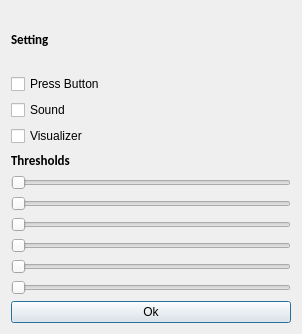
Before: the Qt Designer form hand2key2.ui in brahimrejeb/Human-Machine-Interface, drawn with Qt 5.
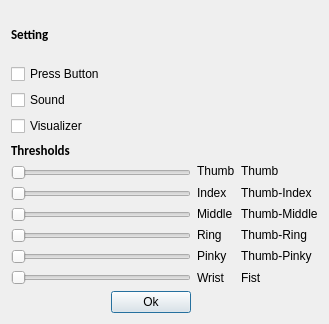
After: the same form once the commit is applied.

```diff
--- a/hand2key2.ui
+++ b/hand2key2.ui
@@ -6,15 +6,15 @@
    <rect>
     <x>0</x>
     <y>0</y>
-    <width>302</width>
-    <height>334</height>
+    <width>299</width>
+    <height>324</height>
    </rect>
   </property>
   <property name="windowTitle">
    <string>Dialog</string>
   </property>
-  <layout class="QVBoxLayout" name="verticalLayout">
-   <item>
+  <layout class="QGridLayout" name="gridLayout">
+   <item row="0" column="0">
     <layout class="QVBoxLayout" name="SettingLayout">
      <item>
       <widget class="QLabel" name="SettingTitle">
@@ -199,8 +199,8 @@
      </item>
     </layout>
    </item>
-   <item>
-    <layout class="QVBoxLayout" name="ThLayout">
+   <item row="1" column="0" colspan="2">
+    <layout class="QVBoxLayout" name="verticalLayout">
      <item>
       <widget class="QLabel" name="label">
        <property name="font">
@@ -223,13 +223,6 @@
        </property>
       </widget>
      </item>
-     <item>
-      <widget class="QSlider" name="MiddleThresh">
-       <property name="orientation">
-        <enum>Qt::Horizontal</enum>
-       </property>
-      </widget>
-     </item>
      <item>
       <widget class="QSlider" name="IndexThresh">
        <property name="orientation">
@@ -237,6 +230,13 @@
        </property>
       </widget>
      </item>
+     <item>
+      <widget class="QSlider" name="MiddleThresh">
+       <property name="orientation">
+        <enum>Qt::Horizontal</enum>
+       </property>
+      </widget>
+     </item>
      <item>
       <widget class="QSlider" name="RingThresh">
        <property name="orientation">
@@ -260,7 +260,113 @@
      </item>
     </layout>
    </item>
-   <item>
+   <item row="1" column="2">
+    <layout class="QVBoxLayout" name="SimpleModeLayout">
+     <item>
+      <widget class="QLabel" name="space">
+       <property name="text">
+        <string/>
+       </property>
+      </widget>
+     </item>
+     <item>
+      <widget class="QLabel" name="ThumbLabel">
+       <property name="text">
+        <string>Thumb</string>
+       </property>
+      </widget>
+     </item>
+     <item>
+      <widget class="QLabel" name="IndexLabel">
+       <property name="text">
+        <string>Index</string>
+       </property>
+      </widget>
+     </item>
+     <item>
+      <widget class="QLabel" name="MiddleLabel">
+       <property name="text">
+        <string>Middle</string>
+       </property>
+      </widget>
+     </item>
+     <item>
+      <widget class="QLabel" name="RingLabel">
+       <property name="text">
+        <string>Ring</string>
+       </property>
+      </widget>
+     </item>
+     <item>
+      <widget class="QLabel" name="Pinky">
+       <property name="text">
+        <string>Pinky</string>
+       </property>
+      </widget>
+     </item>
+     <item>
+      <widget class="QLabel" name="WristLabel">
+       <property name="text">
+        <string>Wrist</string>
+       </property>
+      </widget>
+     </item>
+    </layout>
+   </item>
+   <item row="1" column="3">
+    <layout class="QVBoxLayout" name="AdvancedLayout">
+     <item>
+      <widget class="QLabel" name="space_2">
+       <property name="text">
+        <string/>
+       </property>
+      </widget>
+     </item>
+     <item>
+      <widget class="QLabel" name="ThumbAdvanced">
+       <property name="text">
+        <string>Thumb</string>
+       </property>
+      </widget>
+     </item>
+     <item>
+      <widget class="QLabel" name="ThumbIndex">
+       <property name="text">
+        <string>Thumb-Index</string>
+       </property>
+      </widget>
+     </item>
+     <item>
+      <widget class="QLabel" name="ThumbMiddle">
+       <property name="text">
+        <string>Thumb-Middle</string>
+       </property>
+      </widget>
+     </item>
+     <item>
+      <widget class="QLabel" name="ThumbRing">
+       <property name="text">
+        <string>Thumb-Ring</string>
+       </property>
+      </widget>
+     </item>
+     <item>
+      <widget class="QLabel" name="ThumbPinky">
+       <property name="text">
+        <string>Thumb-Pinky</string>
+       </property>
+      </widget>
+     </item>
+     <item>
+      <widget class="QLabel" name="Fist">
+       <property name="text">
+        <string>Fist</string>
+       </property>
+      </widget>
+     </item>
+    </layout>
+   </item>
+   <item row="2" column="1">
     <widget class="QPushButton" name="Ok">
      <property name="palette">
       <palette>
```
